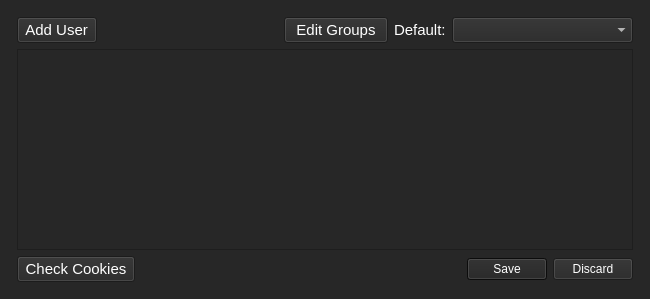
First picture: the form in outside/views_ui/WatchersList_Dialog.ui, repository Outsider-corp/OutsideYT, before the edit.
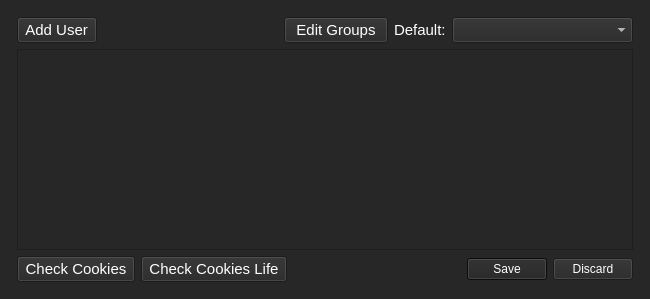
Second picture: the form after the edit.

Commit message: v1.5.8 save only login info not working(((; need to add button to check cookies life; mb rework all browser on playwright

The edit to the form file:
```diff
--- a/outside/views_ui/WatchersList_Dialog.ui
+++ b/outside/views_ui/WatchersList_Dialog.ui
@@ -161,6 +161,13 @@
          </property>
         </widget>
        </item>
+       <item>
+        <widget class="QPushButton" name="ALive_Cookies_Button">
+         <property name="text">
+          <string> Check Cookies Life </string>
+         </property>
+        </widget>
+       </item>
        <item>
         <widget class="QDialogButtonBox" name="buttonBox">
          <property name="font">
```
The commit also changes 8 other files.
